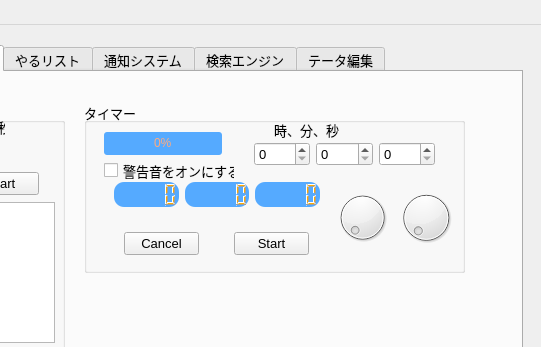
kerlive/Memorandum, file UI/Main_jp.ui: the form before one commit; both pictures show x 209 to 750 and y 0 to 347 of the 750 by 600 pixel window.
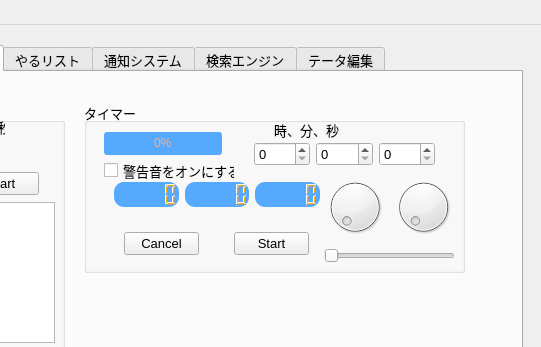
The form after the commit. The open tabs and pages were chosen to show the change. Icons and pictures are not drawn.

Patch:
```diff
--- a/UI/Main_jp.ui
+++ b/UI/Main_jp.ui
@@ -397,24 +397,6 @@
         </item>
        </layout>
       </widget>
-      <widget class="QWidget" name="layoutWidget">
-       <property name="geometry">
-        <rect>
-         <x>250</x>
-         <y>80</y>
-         <width>121</width>
-         <height>71</height>
-        </rect>
-       </property>
-       <layout class="QHBoxLayout" name="horizontalLayout_11">
-        <item>
-         <widget class="QDial" name="dial_min"/>
-        </item>
-        <item>
-         <widget class="QDial" name="dial_sec"/>
-        </item>
-       </layout>
-      </widget>
       <widget class="QWidget" name="layoutWidget">
        <property name="geometry">
         <rect>
@@ -479,6 +461,38 @@
         <string>警告音をオンにする</string>
        </property>
       </widget>
+      <widget class="QWidget" name="layoutWidget">
+       <property name="geometry">
+        <rect>
+         <x>240</x>
+         <y>70</y>
+         <width>131</width>
+         <height>91</height>
+        </rect>
+       </property>
+       <layout class="QVBoxLayout" name="verticalLayout_4">
+        <item>
+         <layout class="QHBoxLayout" name="horizontalLayout_11">
+          <item>
+           <widget class="QDial" name="dial_min"/>
+          </item>
+          <item>
+           <widget class="QDial" name="dial_sec"/>
+          </item>
+         </layout>
+        </item>
+        <item>
+         <widget class="QSlider" name="horizontalSlider">
+          <property name="maximum">
+           <number>24</number>
+          </property>
+          <property name="orientation">
+           <enum>Qt::Horizontal</enum>
+          </property>
+         </widget>
+        </item>
+       </layout>
+      </widget>
      </widget>
     </widget>
     <widget class="QWidget" name="tab_4">
```
Left out of the diff: 6 changed lines with no effect on the pictures.
